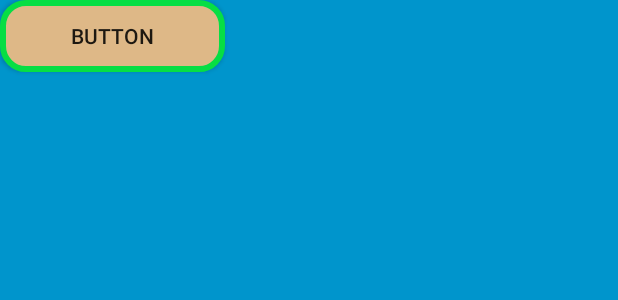
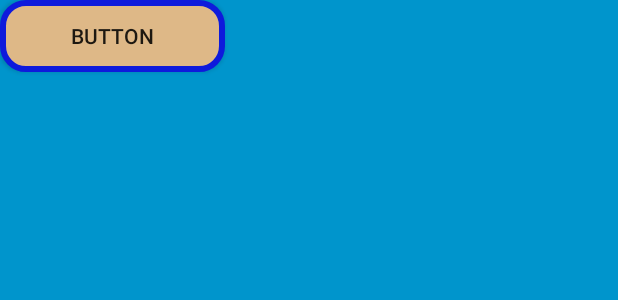
Before and after one commit to bakteriak/leader-election-project, an Android app: the layout activity_fullscreen_activity__mainpage.xml on its own in the app's theme, with its tools: preview values and no code run, on a phone screen of 412 x 824 dp. Shown: the top 300 px of the screen. Run offline under Robolectric (Android 15) with nearby library versions, the phone set to English and light mode, and no system bars.

Commit message:
changing colour

```diff
--- a/app/src/main/res/drawable/button_bg_rounded_coreners1.xml
+++ b/app/src/main/res/drawable/button_bg_rounded_coreners1.xml
@@ -1,7 +1,7 @@
 <?xml version="1.0" encoding="utf-8"?>
 <shape xmlns:android="http://schemas.android.com/apk/res/android" android:shape="rectangle">
     <solid android:color="#DEB887"/>
-    <stroke android:width="4dp" android:color="#07de44" />
+    <stroke android:width="4dp" android:color="#0e1adc" />
     <corners android:radius="15dp"/>
     <padding android:left="15dp" android:top="5dp" android:right="15dp" android:bottom="5dp" />
 </shape>
```
